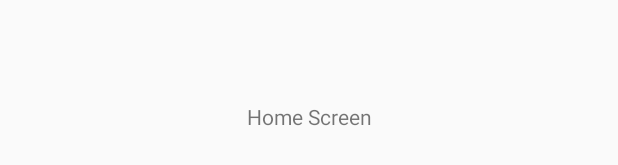
After one commit to sallySalem/SimpleKotlinMvp, an Android app: the layout activity_home.xml on its own in the app's theme, with its tools: preview values and no code run, on a phone screen of 412 x 824 dp. The commit adds this screen. Shown: the part 502-667 px from the top of the screen. Run offline under Robolectric (Android 15) with nearby library versions, the phone set to English and light mode, and no system bars.

Commit message:
Implement HomeScreen mvp, and Implement the navigation from splashScreen to homeScreen

```diff
--- a/app/src/main/AndroidManifest.xml
+++ b/app/src/main/AndroidManifest.xml
@@ -17,6 +17,7 @@
                 <category android:name="android.intent.category.LAUNCHER" />
             </intent-filter>
         </activity>
+        <activity android:name=".ui.home.HomeActivity" />
     </application>
 
 </manifest>
--- a/app/src/main/java/com/example/simplekotlinmvp/di/AppComponent.kt
+++ b/app/src/main/java/com/example/simplekotlinmvp/di/AppComponent.kt
@@ -1,5 +1,6 @@
 package com.example.simplekotlinmvp.di
 
+import com.example.simplekotlinmvp.ui.home.HomeActivity
 import com.example.simplekotlinmvp.ui.splash.SplashActivity
 import dagger.Component
 import javax.inject.Singleton
@@ -10,5 +11,7 @@ import javax.inject.Singleton
 @Singleton
 @Component(modules = arrayOf(AppModule::class))
 interface AppComponent {
+
     fun inject(splashActivity: SplashActivity)
+    fun inject(homeActivity: HomeActivity)
 }
--- /dev/null
+++ b/app/src/main/java/com/example/simplekotlinmvp/ui/home/HomeView.kt
@@ -0,0 +1,8 @@
+package com.example.simplekotlinmvp.ui.home
+
+import com.example.simplekotlinmvp.ui.base.BaseView
+
+/**
+ * Created by sally on 6/19/17.
+ */
+interface HomeView : BaseView
--- a/app/src/main/java/com/example/simplekotlinmvp/ui/splash/SplashActivity.kt
+++ b/app/src/main/java/com/example/simplekotlinmvp/ui/splash/SplashActivity.kt
@@ -5,9 +5,15 @@ import android.os.Bundle
 import com.example.simplekotlinmvp.R
 import com.example.simplekotlinmvp.SimpleKotlinApp
 import com.example.simplekotlinmvp.ui.base.BaseActivity
+import com.example.simplekotlinmvp.ui.home.HomeActivity
 import javax.inject.Inject
 
 class SplashActivity : BaseActivity(), SplashView {
+    override fun navigateToRepositoriesListScreen() {
+        HomeActivity.open(this)
+        finish()
+    }
+
     @Inject
     lateinit var splashPresenter: SplashPresenter
 
--- a/app/src/main/java/com/example/simplekotlinmvp/ui/splash/SplashPresenter.kt
+++ b/app/src/main/java/com/example/simplekotlinmvp/ui/splash/SplashPresenter.kt
@@ -8,7 +8,10 @@ import javax.inject.Inject
  * Created by sally on 6/19/17.
  */
 class SplashPresenter @Inject constructor() : BasePresenter<SplashView>() {
+    val SPLASH_TIME: Long = 3000
+
     override fun initialize(extras: android.os.Bundle?) {
         super.initialize(extras)
+        Handler().postDelayed({ view?.navigateToRepositoriesListScreen() }, SPLASH_TIME)
     }
 }
--- a/app/src/main/java/com/example/simplekotlinmvp/ui/splash/SplashView.kt
+++ b/app/src/main/java/com/example/simplekotlinmvp/ui/splash/SplashView.kt
@@ -5,4 +5,6 @@ import com.example.simplekotlinmvp.ui.base.BaseView
 /**
  * Created by sally on 6/19/17.
  */
-interface SplashView : BaseView
+interface SplashView : BaseView {
+    fun navigateToRepositoriesListScreen()
+}
--- /dev/null
+++ b/app/src/main/res/layout/activity_home.xml
@@ -0,0 +1,18 @@
+<?xml version="1.0" encoding="utf-8"?>
+<android.support.constraint.ConstraintLayout xmlns:android="http://schemas.android.com/apk/res/android"
+    xmlns:app="http://schemas.android.com/apk/res-auto"
+    xmlns:tools="http://schemas.android.com/tools"
+    android:layout_width="match_parent"
+    android:layout_height="match_parent"
+    tools:context="com.example.simplekotlinmvp.ui.home.HomeActivity">
+
+    <TextView
+        android:layout_width="wrap_content"
+        android:layout_height="wrap_content"
+        android:text="@string/home_screen_title"
+        app:layout_constraintBottom_toBottomOf="parent"
+        app:layout_constraintLeft_toLeftOf="parent"
+        app:layout_constraintRight_toRightOf="parent"
+        app:layout_constraintTop_toTopOf="parent" />
+
+</android.support.constraint.ConstraintLayout>
--- a/app/src/main/res/values/strings.xml
+++ b/app/src/main/res/values/strings.xml
@@ -1,4 +1,5 @@
 <resources>
     <string name="app_name">SimpleKotlinMvp</string>
     <string name="splash_screen_title">Splash Screen!</string>
+    <string name="home_screen_title">Home Screen</string>
 </resources>
```
Also changed, not shown: app/src/main/java/com/example/simplekotlinmvp/ui/home/HomeActivity.kt (added, +40 -0 lines), app/src/main/java/com/example/simplekotlinmvp/ui/home/HomePresenter.kt (added, +14 -0 lines).
